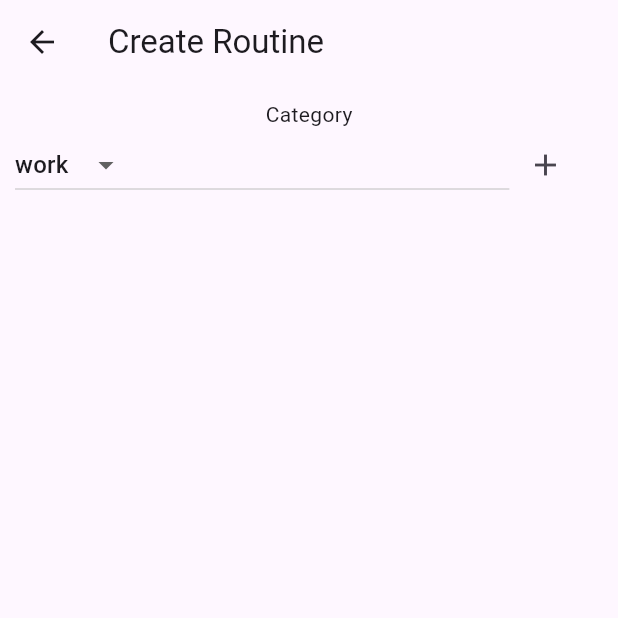
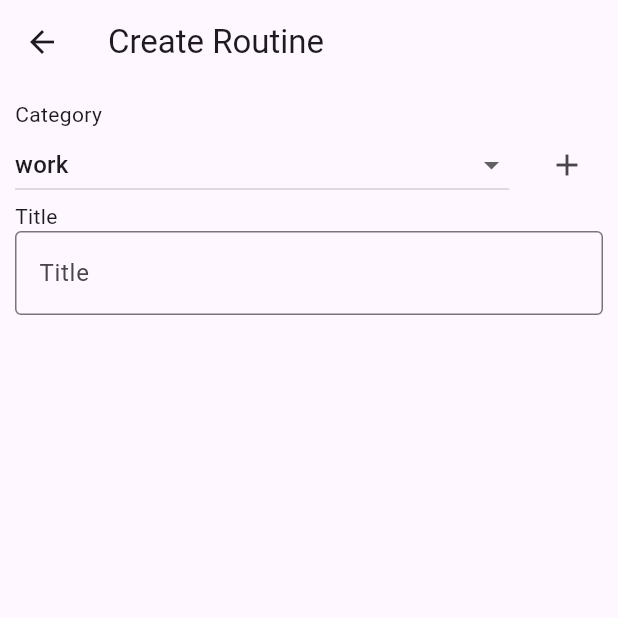
Before and after one commit to jhongo/app_isar, a Flutter app: the CreateRoutine screen opened directly, on a phone screen of 412 x 824 dp, the top half of it. Run offline on Flutter 3.47's test engine with Material 3 defaults, Android fonts, the phone set to English and light mode, and no system bars; our stand-ins replace isar; accounts and stored records are empty; generated files the repository leaves out were written again.

Commit message:
Continue build page Create Routine

```diff
--- a/lib/presentation/routine/routine_screen.dart
+++ b/lib/presentation/routine/routine_screen.dart
@@ -9,8 +9,24 @@ class CreateRoutine extends StatefulWidget {
 
 class _CreateRoutineState extends State<CreateRoutine> {
 
+  TextEditingController _TextEditngController = TextEditingController();
+
   List<String> categories = ['work','school', 'home'];
   String? categoryValue = 'work';
+
+  @override
+  void initState() {
+    super.initState();
+
+    final text = _TextEditngController.text;
+    print(text);
+    setState(() {
+
+    });
+  }
+
+
+
   @override
   Widget build(BuildContext context) {
     return Scaffold(
@@ -21,13 +37,16 @@ class _CreateRoutineState extends State<CreateRoutine> {
         child: Padding(
           padding: const EdgeInsets.all(10.0),
           child: Column(
+            crossAxisAlignment: CrossAxisAlignment.start,
             children: [
               Text('Category'),
               Row(
+                mainAxisAlignment: MainAxisAlignment.spaceBetween,
                 children: [
                   SizedBox(
                     width: MediaQuery.of(context).size.width * 0.8,
                     child: DropdownButton(
+                      isExpanded: true,
                       dropdownColor: Colors.indigo.shade50,
                       value: categoryValue,
                       items: categories.map((String category){
@@ -46,7 +65,16 @@ class _CreateRoutineState extends State<CreateRoutine> {
                       onPressed:(){},
                       icon: const Icon(Icons.add))
                 ],
-              )
+              ),
+
+              Text('Title'),
+              TextFormField(
+                controller: _TextEditngController,
+                decoration: const InputDecoration(
+                  hintText: 'Title',
+                  border: OutlineInputBorder()
+                ),
+              ),
 
             ],
           ),
```
